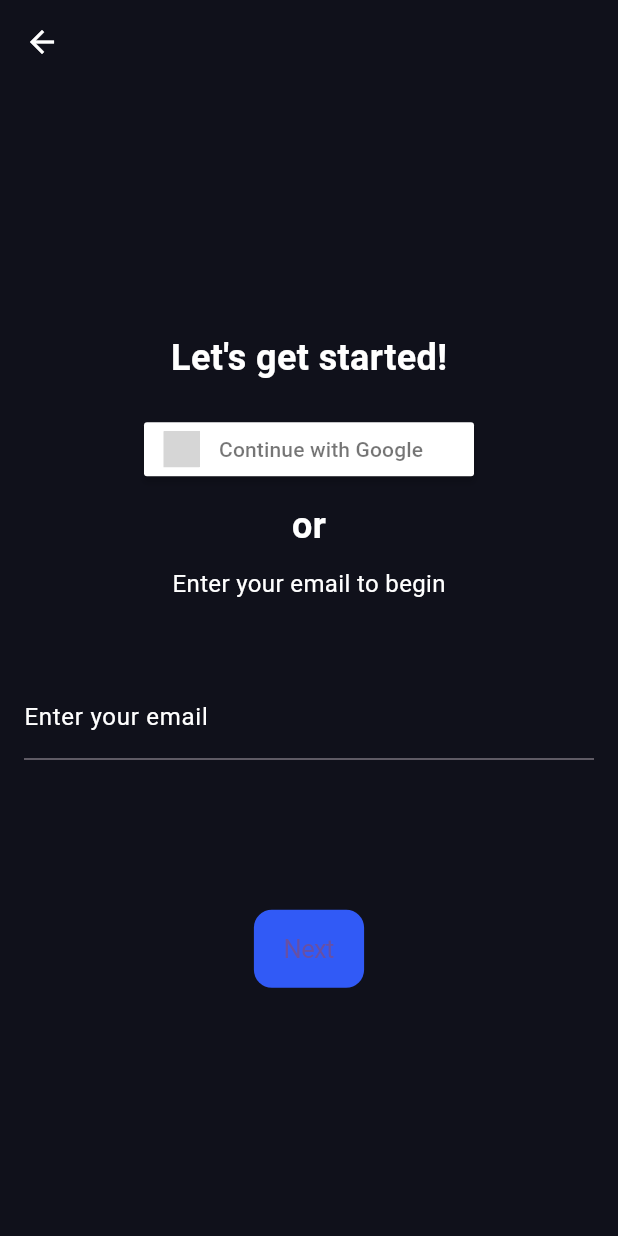
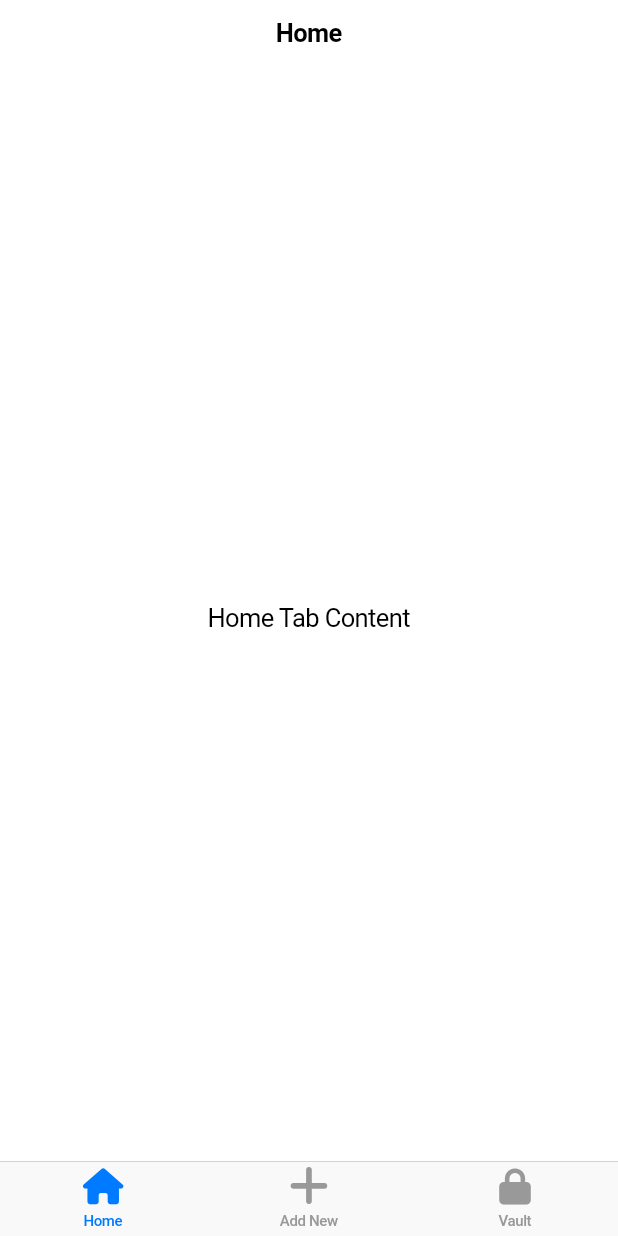
Before and after one commit to nikola55545/passlock, a Flutter app: the screen it shows after launch, on a phone screen of 412 x 824 dp. Run offline on Flutter 3.47's test engine with Material 3 defaults, Android fonts, the phone set to English and light mode, and no system bars; drawn by our look-alikes of sign_in_button; our stand-ins replace cloud_firestore, device_info_plus, firebase_core, font_awesome_flutter, modal_bottom_sheet; accounts and stored records are empty; grey boxes are pictures that could not be loaded.

Commit message:
chore: Update dependencies for cloud_firestore, device_info_plus, font_awesome_flutter, and modal_bottom_sheet

```diff
--- /dev/null
+++ b/lib/add_new_page.dart
@@ -0,0 +1,16 @@
+// add_new_page.dart
+import 'package:flutter/cupertino.dart';
+
+class AddNewTab extends StatelessWidget {
+  @override
+  Widget build(BuildContext context) {
+    return CupertinoPageScaffold(
+      navigationBar: CupertinoNavigationBar(
+        middle: Text('Add New'),
+      ),
+      child: Center(
+        child: Text('Add New Tab Content'),
+      ),
+    );
+  }
+}
--- /dev/null
+++ b/lib/home_page.dart
@@ -0,0 +1,16 @@
+// home_page.dart
+import 'package:flutter/cupertino.dart';
+
+class HomeTab extends StatelessWidget {
+  @override
+  Widget build(BuildContext context) {
+    return CupertinoPageScaffold(
+      navigationBar: CupertinoNavigationBar(
+        middle: Text('Home'),
+      ),
+      child: Center(
+        child: Text('Home Tab Content'),
+      ),
+    );
+  }
+}
--- a/lib/main.dart
+++ b/lib/main.dart
@@ -1,26 +1,110 @@
+import 'package:flutter/cupertino.dart';
 import 'package:flutter/material.dart';
 import 'package:firebase_core/firebase_core.dart';
 import 'package:passlock/register.dart';
+import 'package:font_awesome_flutter/font_awesome_flutter.dart';
 import 'firebase_options.dart';
+import 'home_page.dart';
+import 'vault_page.dart';
+import 'package:modal_bottom_sheet/modal_bottom_sheet.dart';
 
 Future<void> main() async {
-  runApp(const MainApp());
-
+  WidgetsFlutterBinding
+      .ensureInitialized(); // Ensure widgets are initialized before using Firebase
   await Firebase.initializeApp(
     options: DefaultFirebaseOptions.currentPlatform,
   );
+  runApp(MyApp());
 }
 
-class MainApp extends StatelessWidget {
-  const MainApp({super.key});
+class MyApp extends StatelessWidget {
+  @override
+  Widget build(BuildContext context) {
+    return CupertinoApp(
+      home: HomePage(),
+    );
+  }
+}
+
+class HomePage extends StatefulWidget {
+  @override
+  _HomePageState createState() => _HomePageState();
+}
+
+class _HomePageState extends State<HomePage> {
+  int _currentIndex = 0;
+
+  final List<Widget> _pages = [
+    HomeTab(),
+    Container(), // Empty container as placeholder for Add New
+    VaultTab(),
+  ];
 
   @override
   Widget build(BuildContext context) {
-    return MaterialApp(
-      themeMode: ThemeMode.system,
-      home: Scaffold(
-        body: Center(
-          child: RegisterPage(),
+    return CupertinoPageScaffold(
+      child: Stack(
+        children: [
+          _pages[_currentIndex],
+          Align(
+            alignment: Alignment.bottomCenter,
+            child: CupertinoTabBar(
+              currentIndex: _currentIndex,
+              onTap: (index) {
+                if (index == 1) {
+                  _openModalBottomSheet(context);
+                } else {
+                  setState(() {
+                    _currentIndex = index;
+                  });
+                }
+              },
+              items: const <BottomNavigationBarItem>[
+                BottomNavigationBarItem(
+                  icon: FaIcon(
+                    FontAwesomeIcons.house,
+                    size: 24,
+                  ),
+                  label: 'Home',
+                ),
+                BottomNavigationBarItem(
+                  icon: FaIcon(
+                    FontAwesomeIcons.plus,
+                  ),
+                  label: 'Add New',
+                ),
+                BottomNavigationBarItem(
+                  icon: FaIcon(
+                    FontAwesomeIcons.lock,
+                    size: 24,
+                  ),
+                  label: 'Vault',
+                ),
+              ],
+            ),
+          ),
+        ],
+      ),
+    );
+  }
+
+  void _openModalBottomSheet(BuildContext context) {
+    showCupertinoModalBottomSheet(
+      context: context,
+      expand: true,
+      builder: (context) => Container(
+        padding: const EdgeInsets.all(16),
+        child: const Column(
+          crossAxisAlignment: CrossAxisAlignment.start,
+          children: [
+            Text(
+              'Add New',
+              style: TextStyle(fontSize: 24, fontWeight: FontWeight.bold),
+            ),
+            SizedBox(height: 20),
+            Text('This is the content of the Add New modal.'),
+            // Add more content or input fields as needed
+          ],
         ),
       ),
     );
--- /dev/null
+++ b/lib/vault_page.dart
@@ -0,0 +1,16 @@
+// vault_page.dart
+import 'package:flutter/cupertino.dart';
+
+class VaultTab extends StatelessWidget {
+  @override
+  Widget build(BuildContext context) {
+    return CupertinoPageScaffold(
+      navigationBar: CupertinoNavigationBar(
+        middle: Text('Vault'),
+      ),
+      child: Center(
+        child: Text('Vault Tab Content'),
+      ),
+    );
+  }
+}
--- a/pubspec.yaml
+++ b/pubspec.yaml
@@ -13,7 +13,9 @@ dependencies:
   flutter:
     sdk: flutter
   flutter_launcher_icons: ^0.13.1
+  font_awesome_flutter: ^10.7.0
   google_fonts: ^6.2.1
+  modal_bottom_sheet: ^3.0.0
   sign_in_button: ^3.2.0
 
 dev_dependencies:
```
Also changed, not shown: lib/home.dart (deleted), pubspec.lock, 14 other files.
